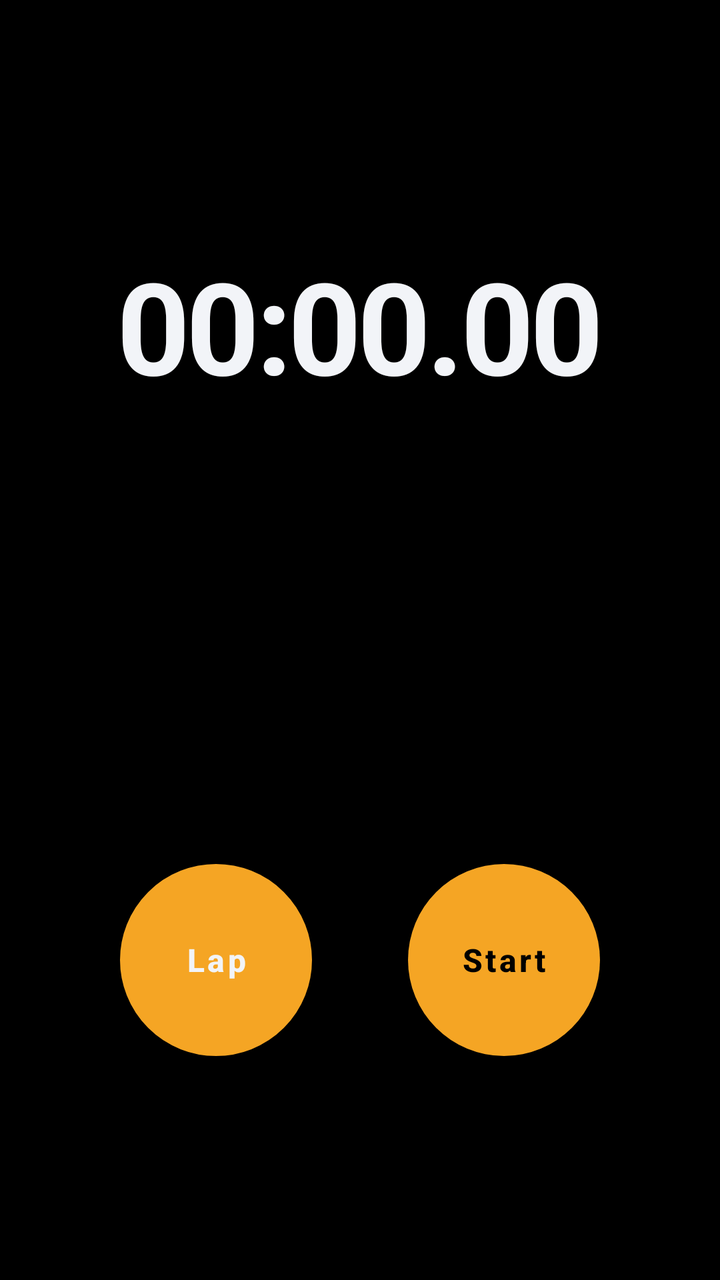
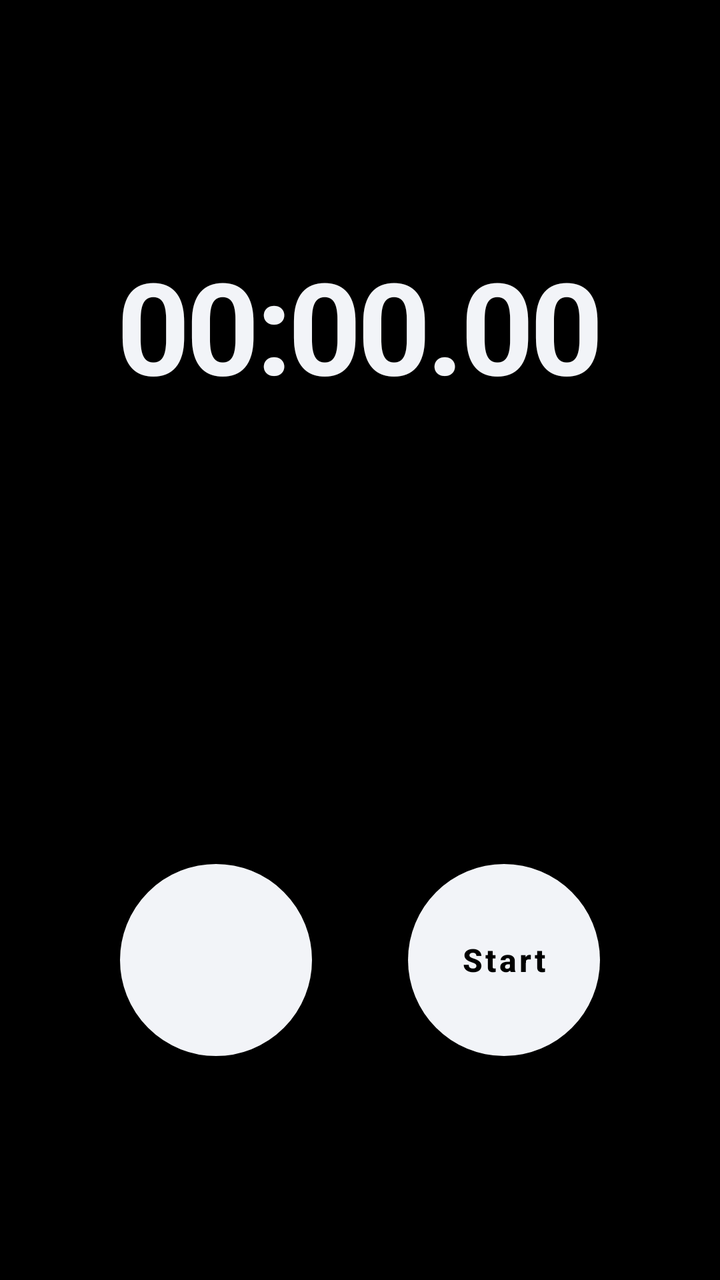

The first picture is an Android layout as it rendered before a commit; the second is the same layout after the commit. The layout source and the unified diff follow.
<!-- AndroidManifest.xml: application theme Theme.WhyNotYou -->
<!-- res/layout/tab_stopwatch.xml -->
<?xml version="1.0" encoding="utf-8"?>
<LinearLayout xmlns:android="http://schemas.android.com/apk/res/android"
    android:layout_width="match_parent"
    android:layout_height="match_parent"
    android:gravity="center_horizontal"
    android:orientation="vertical"
    android:paddingStart="28dp"
    android:paddingTop="120dp"
    android:paddingEnd="28dp"
    android:paddingBottom="112dp">

    <TextView
        android:id="@+id/sw_time"
        android:layout_width="wrap_content"
        android:layout_height="wrap_content"
        android:fontFamily="sans-serif"
        android:text="00:00.00"
        android:textColor="#F2F4F8"
        android:textSize="64sp"
        android:textStyle="bold"
        android:letterSpacing="-0.03" />

    <ScrollView
        android:layout_width="match_parent"
        android:layout_height="0dp"
        android:layout_marginTop="40dp"
        android:layout_weight="1">
        <LinearLayout
            android:id="@+id/sw_laps"
            android:layout_width="match_parent"
            android:layout_height="wrap_content"
            android:orientation="vertical" />
    </ScrollView>

    <LinearLayout
        android:layout_width="wrap_content"
        android:layout_height="wrap_content"
        android:layout_marginTop="24dp"
        android:orientation="horizontal">
        <Button android:id="@+id/sw_lap" style="@style/BigRoundOutline" android:text="Lap" />
        <Button android:id="@+id/sw_start" style="@style/BigRoundAmber" android:layout_marginStart="48dp" android:text="Start" />
    </LinearLayout>
</LinearLayout>
<!-- resources referenced by this layout -->
<resources>
  <style name="BigRoundAmber">
          <item name="android:layout_width">96dp</item>
          <item name="android:layout_height">96dp</item>
          <item name="android:background">@drawable/bg_circle_amber</item>
          <item name="android:textAllCaps">false</item>
          <item name="android:textColor">#000000</item>
          <item name="android:textSize">16sp</item>
          <item name="android:textStyle">bold</item>
      </style>
  <style name="BigRoundOutline">
          <item name="android:layout_width">96dp</item>
          <item name="android:layout_height">96dp</item>
          <item name="android:background">@drawable/bg_circle_outline</item>
          <item name="android:textAllCaps">false</item>
          <item name="android:textColor">#F2F4F8</item>
          <item name="android:textSize">16sp</item>
          <item name="android:textStyle">bold</item>
      </style>
  <style name="Theme.WhyNotYou" parent="Theme.MaterialComponents.NoActionBar">
          <item name="colorPrimary">#F5A524</item>
          <item name="colorOnPrimary">#000000</item>
          <item name="colorSecondary">#F5A524</item>
          <item name="colorAccent">#F5A524</item>
          <item name="android:statusBarColor">#000000</item>
          <item name="android:navigationBarColor">#000000</item>
          <item name="android:windowBackground">#000000</item>
          <item name="android:textColorPrimary">#F2F4F8</item>
          <item name="android:colorControlActivated">#F5A524</item>
          <item name="android:timePickerStyle">@style/TimePickerDark</item>
          <item name="android:alertDialogTheme">@style/DialogDark</item>
          <item name="materialAlertDialogTheme">@style/DialogDark</item>
      </style>
  <!-- drawable bg_circle_amber (drawable) -->
  <?xml version="1.0" encoding="utf-8"?>
  <shape xmlns:android="http://schemas.android.com/apk/res/android" android:shape="oval">
      <solid android:color="#F5A524" />
  </shape>
  <!-- drawable bg_circle_outline (drawable) -->
  <?xml version="1.0" encoding="utf-8"?>
  <shape xmlns:android="http://schemas.android.com/apk/res/android" android:shape="oval">
      <solid android:color="#000000" />
      <stroke android:width="1dp" android:color="#22262F" />
  </shape>
  <style name="TimePickerDark" parent="android:Widget.Material.TimePicker">
          <item name="android:headerBackground">#0B0D12</item>
          <item name="android:numbersBackgroundColor">#15181F</item>
          <item name="android:numbersSelectorColor">#F5A524</item>
          <item name="android:numbersTextColor">#F2F4F8</item>
      </style>
  <style name="DialogDark" parent="Theme.MaterialComponents.Dialog">
          <item name="colorPrimary">#F5A524</item>
          <item name="colorAccent">#F5A524</item>
          <item name="android:background">#0B0D12</item>
          <item name="android:textColorPrimary">#F2F4F8</item>
          <item name="android:textColorSecondary">#7A8294</item>
      </style>
</resources>

<!-- the commit's change to res/layout/tab_stopwatch.xml (unified diff, before → after) -->
@@ -4,9 +4,9 @@
     android:layout_height="match_parent"
     android:gravity="center_horizontal"
     android:orientation="vertical"
-    android:paddingStart="28dp"
+    android:paddingStart="20dp"
     android:paddingTop="120dp"
-    android:paddingEnd="28dp"
+    android:paddingEnd="20dp"
     android:paddingBottom="112dp">
 
     <TextView
<!-- resource entries referenced after the edit -->
@@ -19,15 +19,15 @@
           <item name="android:textStyle">bold</item>
       </style>
   <style name="Theme.WhyNotYou" parent="Theme.MaterialComponents.NoActionBar">
-          <item name="colorPrimary">#F5A524</item>
+          <item name="colorPrimary">#F2F4F8</item>
           <item name="colorOnPrimary">#000000</item>
-          <item name="colorSecondary">#F5A524</item>
-          <item name="colorAccent">#F5A524</item>
+          <item name="colorSecondary">#F2F4F8</item>
+          <item name="colorAccent">#F2F4F8</item>
           <item name="android:statusBarColor">#000000</item>
           <item name="android:navigationBarColor">#000000</item>
           <item name="android:windowBackground">#000000</item>
           <item name="android:textColorPrimary">#F2F4F8</item>
-          <item name="android:colorControlActivated">#F5A524</item>
+          <item name="android:colorControlActivated">#F2F4F8</item>
           <item name="android:timePickerStyle">@style/TimePickerDark</item>
           <item name="android:alertDialogTheme">@style/DialogDark</item>
           <item name="materialAlertDialogTheme">@style/DialogDark</item>
@@ -35,7 +35,7 @@
   <!-- drawable bg_circle_amber (drawable) -->
   <?xml version="1.0" encoding="utf-8"?>
   <shape xmlns:android="http://schemas.android.com/apk/res/android" android:shape="oval">
-      <solid android:color="#F5A524" />
+      <solid android:color="#F2F4F8" />
   </shape>
   <!-- drawable bg_circle_outline (drawable) -->
   <?xml version="1.0" encoding="utf-8"?>
@@ -46,12 +46,12 @@
   <style name="TimePickerDark" parent="android:Widget.Material.TimePicker">
           <item name="android:headerBackground">#0B0D12</item>
           <item name="android:numbersBackgroundColor">#15181F</item>
-          <item name="android:numbersSelectorColor">#F5A524</item>
+          <item name="android:numbersSelectorColor">#F2F4F8</item>
           <item name="android:numbersTextColor">#F2F4F8</item>
       </style>
   <style name="DialogDark" parent="Theme.MaterialComponents.Dialog">
-          <item name="colorPrimary">#F5A524</item>
-          <item name="colorAccent">#F5A524</item>
+          <item name="colorPrimary">#F2F4F8</item>
+          <item name="colorAccent">#F2F4F8</item>
           <item name="android:background">#0B0D12</item>
           <item name="android:textColorPrimary">#F2F4F8</item>
           <item name="android:textColorSecondary">#7A8294</item>
